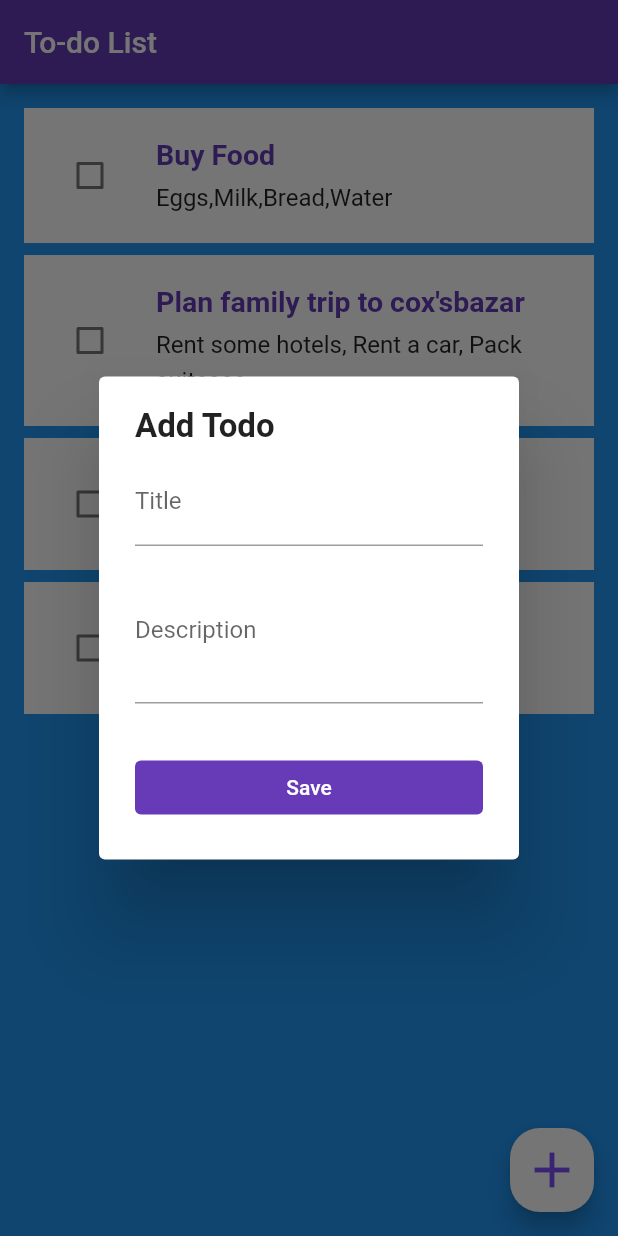
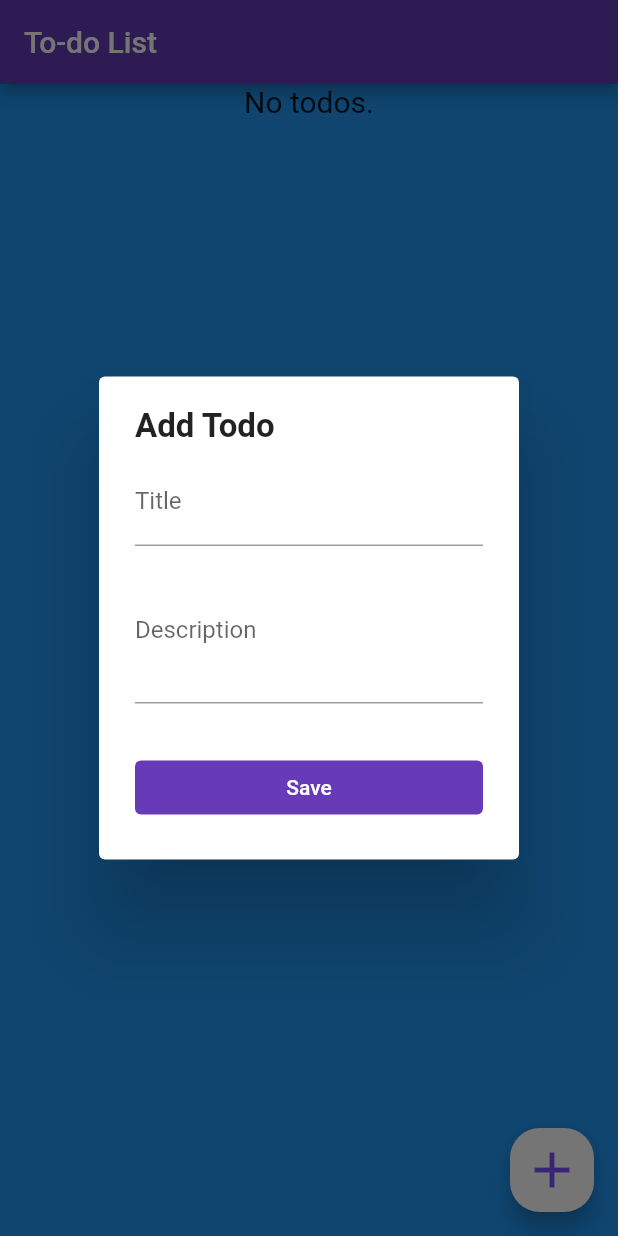
Before and after one commit to sakib556/To-Do-List-App-Sqflite-GetX-, a Flutter app: the HomePage screen opened directly, after a tap on the "add" icon, on a phone screen of 412 x 824 dp. Run offline on Flutter 3.47's test engine with Material 2 defaults, Android fonts, the phone set to English and light mode, and no system bars; our stand-ins replace get, shared_preferences, sqflite; accounts and stored records are empty.

Commit message:
little changes in some files

```diff
--- a/lib/controllers/todos_controller.dart
+++ b/lib/controllers/todos_controller.dart
@@ -4,24 +4,24 @@ import '../models/todo_info.dart';
 
 class TodosController extends GetxController {
   List<TodoInfo> todos = [
-    TodoInfo(
-      createdTime: DateTime.now(),
-      title: 'Buy Food',
-      description: 'Eggs,Milk,Bread,Water',
-    ),
-    TodoInfo(
-      createdTime: DateTime.now(),
-      title: 'Plan family trip to cox\'sbazar',
-      description: 'Rent some hotels, Rent a car, Pack suitcase',
-    ),
-    TodoInfo(
-      createdTime: DateTime.now(),
-      title: 'Eid shopping',
-    ),
-    TodoInfo(
-      createdTime: DateTime.now(),
-      title: 'Plan Sultan\'s birthday party',
-    ),
+    // TodoInfo(
+    //   createdTime: DateTime.now(),
+    //   title: 'Buy Food',
+    //   description: 'Eggs,Milk,Bread,Water',
+    // ),
+    // TodoInfo(
+    //   createdTime: DateTime.now(),
+    //   title: 'Plan family trip to cox\'sbazar',
+    //   description: 'Rent some hotels, Rent a car, Pack suitcase',
+    // ),
+    // TodoInfo(
+    //   createdTime: DateTime.now(),
+    //   title: 'Eid shopping',
+    // ),
+    // TodoInfo(
+    //   createdTime: DateTime.now(),
+    //   title: 'Plan Sultan\'s birthday party',
+    // ),
   ];
 
   List<TodoInfo> get todoList =>
--- a/lib/views/home/home_page.dart
+++ b/lib/views/home/home_page.dart
@@ -1,7 +1,7 @@
 import 'package:flutter/material.dart';
 
-import 'local_widgets/add_todo_dialogue_widget.dart';
-import 'local_widgets/todo_list_widget.dart';
+import 'local_widgets/todo_dialogue/add_todo_dialogue_widget.dart';
+import 'local_widgets/todo_list/todo_list_widget.dart';
 
 class HomePage extends StatelessWidget {
   const HomePage({Key? key}) : super(key: key);
--- a/lib/views/home/local_widgets/todo_list_widget.dart
+++ b/lib/views/home/local_widgets/todo_list/todo_list_widget.dart
@@ -1,7 +1,7 @@
 import 'package:flutter/material.dart';
 import 'package:get/get.dart';
 import 'package:to_do_list_app_flutter/controllers/todos_controller.dart';
-import 'package:to_do_list_app_flutter/views/home/local_widgets/todo_widget.dart';
+import 'package:to_do_list_app_flutter/views/home/local_widgets/todo_list/todo_widget.dart';
 
 class TodoListWidget extends StatelessWidget {
   @override
```
Also changed, not shown: lib/views/home/local_widgets/todo_dialogue/add_todo_dialogue_widget.dart (renamed from lib/views/home/local_widgets/add_todo_dialogue_widget.dart), lib/views/home/local_widgets/todo_dialogue/todo_form_widget.dart (renamed from lib/views/home/local_widgets/todo_form_widget.dart), lib/views/home/local_widgets/todo_list/todo_widget.dart (renamed from lib/views/home/local_widgets/todo_widget.dart).
